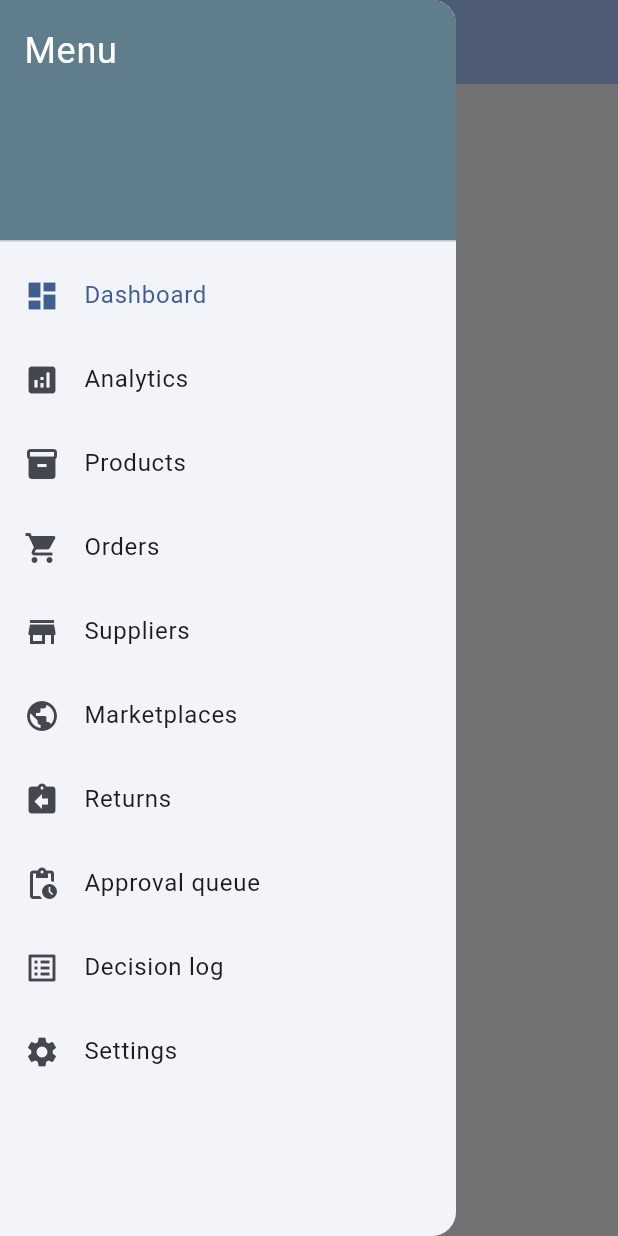
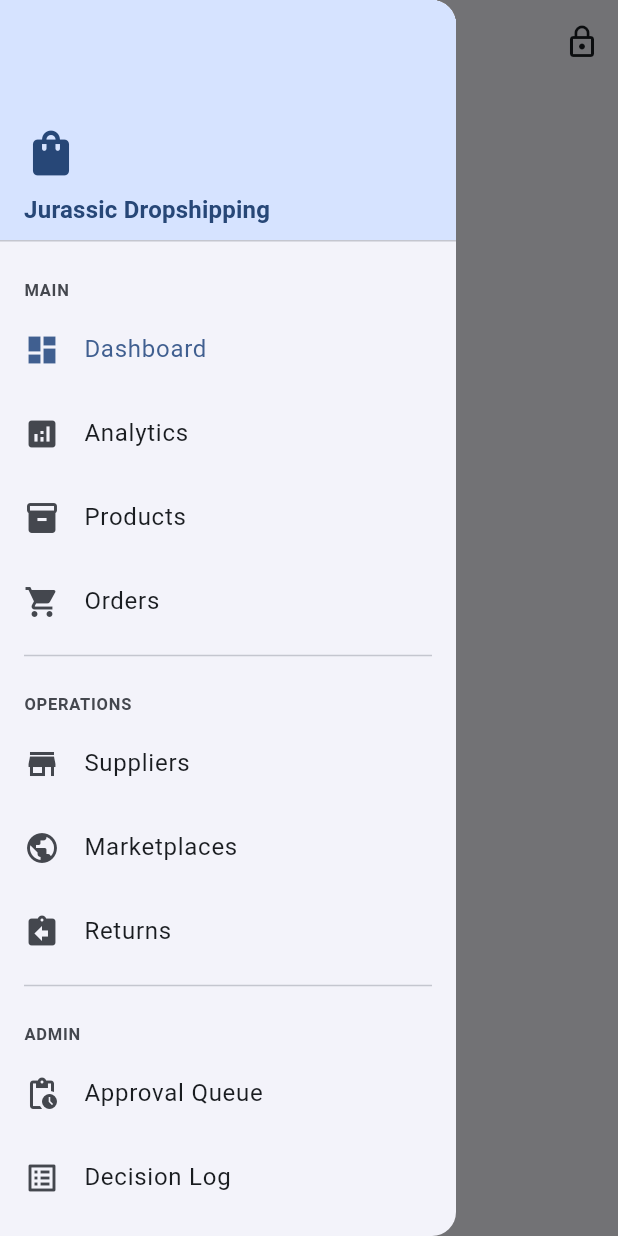
Before and after one commit to JurassicAlbert/jurassic_dropshipping, a Flutter app: the ShellScreen screen opened directly with empty values, with the side drawer open, on a phone screen of 412 x 824 dp. Run offline on Flutter 3.47's test engine with Material 3 defaults, Android fonts, the phone set to English and light mode, and no system bars; our stand-ins replace dio, drift, fl_chart, flutter_riverpod, flutter_secure_storage, freezed_annotation and 4 more; accounts and stored records are empty; generated files the repository leaves out were written again.

Commit message:
Improve shell navigation with lock button and section grouping

```diff
--- a/lib/features/shell/shell_screen.dart
+++ b/lib/features/shell/shell_screen.dart
@@ -1,86 +1,188 @@
 import 'package:flutter/material.dart';
+import 'package:flutter_riverpod/flutter_riverpod.dart';
 import 'package:go_router/go_router.dart';
+import 'package:jurassic_dropshipping/app_providers.dart';
+import 'package:jurassic_dropshipping/features/auth/auth_gate.dart';
 
-class ShellScreen extends StatelessWidget {
+class ShellScreen extends ConsumerWidget {
   const ShellScreen({super.key, required this.child});
   final Widget child;
 
   static const int _railBreakpoint = 600;
 
+  static const _routes = [
+    '/dashboard',
+    '/analytics',
+    '/products',
+    '/orders',
+    '/suppliers',
+    '/marketplaces',
+    '/returns',
+    '/approval',
+    '/decision-log',
+    '/settings',
+  ];
+
+  static const _labels = [
+    'Dashboard',
+    'Analytics',
+    'Products',
+    'Orders',
+    'Suppliers',
+    'Marketplaces',
+    'Returns',
+    'Approval Queue',
+    'Decision Log',
+    'Settings',
+  ];
+
+  static const _icons = [
+    Icons.dashboard,
+    Icons.analytics,
+    Icons.inventory_2,
+    Icons.shopping_cart,
+    Icons.store,
+    Icons.public,
+    Icons.assignment_return,
+    Icons.pending_actions,
+    Icons.list_alt,
+    Icons.settings,
+  ];
+
+  String _pageTitle(String path) {
+    final idx = _routes.indexOf(path);
+    if (idx >= 0) return _labels[idx];
+    return 'Jurassic Dropshipping';
+  }
+
   Widget _buildNavItems(BuildContext context) {
     final current = GoRouterState.of(context).uri.path;
-    final navItems = [
-      (route: '/dashboard', label: 'Dashboard', icon: Icons.dashboard),
-      (route: '/analytics', label: 'Analytics', icon: Icons.analytics),
-      (route: '/products', label: 'Products', icon: Icons.inventory_2),
-      (route: '/orders', label: 'Orders', icon: Icons.shopping_cart),
-      (route: '/suppliers', label: 'Suppliers', icon: Icons.store),
-      (route: '/marketplaces', label: 'Marketplaces', icon: Icons.public),
-      (route: '/returns', label: 'Returns', icon: Icons.assignment_return),
-      (route: '/approval', label: 'Approval queue', icon: Icons.pending_actions),
-      (route: '/decision-log', label: 'Decision log', icon: Icons.list_alt),
-      (route: '/settings', label: 'Settings', icon: Icons.settings),
-    ];
+    final theme = Theme.of(context);
+
+    Widget sectionHeader(String title) {
+      return Padding(
+        padding: const EdgeInsets.fromLTRB(16, 16, 16, 4),
+        child: Text(
+          title,
+          style: theme.textTheme.labelSmall?.copyWith(
+            color: theme.colorScheme.onSurfaceVariant,
+            fontWeight: FontWeight.w600,
+            letterSpacing: 0.5,
+          ),
+        ),
+      );
+    }
+
+    Widget navTile(int index) {
+      return ListTile(
+        leading: Icon(_icons[index]),
+        title: Text(_labels[index]),
+        selected: current == _routes[index],
+        onTap: () {
+          context.go(_routes[index]);
+          Navigator.of(context).pop();
+        },
+      );
+    }
+
     return Column(
+      crossAxisAlignment: CrossAxisAlignment.start,
       children: [
-        for (final item in navItems)
-          ListTile(
-            leading: Icon(item.icon),
-            title: Text(item.label),
-            selected: current == item.route,
-            onTap: () => context.go(item.route),
-          ),
+        sectionHeader('MAIN'),
+        for (var i = 0; i < 4; i++) navTile(i),
+        const Divider(indent: 16, endIndent: 16),
+        sectionHeader('OPERATIONS'),
+        for (var i = 4; i < 7; i++) navTile(i),
+        const Divider(indent: 16, endIndent: 16),
+        sectionHeader('ADMIN'),
+        for (var i = 7; i < 10; i++) navTile(i),
       ],
     );
   }
 
+  Future<void> _lockApp(BuildContext context, WidgetRef ref) async {
+    final auth = ref.read(authServiceProvider);
+    await auth.lock();
+    if (context.mounted) {
+      final gate = context.findAncestorStateOfType<AuthGateState>();
+      gate?.lockOut();
+    }
+  }
+
   @override
-  Widget build(BuildContext context) {
+  Widget build(BuildContext context, WidgetRef ref) {
     final width = MediaQuery.sizeOf(context).width;
     final useRail = width >= _railBreakpoint;
+    final currentPath = GoRouterState.of(context).uri.path;
+    final theme = Theme.of(context);
 
     return Scaffold(
       appBar: AppBar(
-        title: const Text('Jurassic Dropshipping'),
-        backgroundColor: Theme.of(context).colorScheme.inversePrimary,
-        leading: useRail ? null : Builder(
-          builder: (ctx) => IconButton(
-            icon: const Icon(Icons.menu),
-            onPressed: () => Scaffold.of(ctx).openDrawer(),
+        title: Text(_pageTitle(currentPath)),
+        leading: useRail
+            ? null
+            : Builder(
+                builder: (ctx) => IconButton(
+                  icon: const Icon(Icons.menu),
+                  onPressed: () => Scaffold.of(ctx).openDrawer(),
+                ),
+              ),
+        actions: [
+          IconButton(
+            icon: const Icon(Icons.lock_outline),
+            tooltip: 'Lock app',
+            onPressed: () => _lockApp(context, ref),
           ),
-        ),
+        ],
       ),
-      drawer: useRail ? null : Drawer(
-        child: ListView(
-          padding: EdgeInsets.zero,
-          children: [
-            const DrawerHeader(
-              decoration: BoxDecoration(color: Colors.blueGrey),
-              child: Text('Menu', style: TextStyle(color: Colors.white, fontSize: 24)),
+      drawer: useRail
+          ? null
+          : Drawer(
+              child: ListView(
+                padding: EdgeInsets.zero,
+                children: [
+                  DrawerHeader(
+                    decoration: BoxDecoration(
+                      color: theme.colorScheme.primaryContainer,
+                    ),
+                    child: Column(
+                      crossAxisAlignment: CrossAxisAlignment.start,
+                      mainAxisAlignment: MainAxisAlignment.end,
+                      children: [
+                        Icon(
+                          Icons.shopping_bag,
+                          size: 36,
+                          color: theme.colorScheme.onPrimaryContainer,
+                        ),
+                        const SizedBox(height: 8),
+                        Text(
+                          'Jurassic Dropshipping',
+                          style: theme.textTheme.titleMedium?.copyWith(
+                            color: theme.colorScheme.onPrimaryContainer,
+                            fontWeight: FontWeight.bold,
+                          ),
+                        ),
+                      ],
+                    ),
+                  ),
+                  _buildNavItems(context),
+                ],
+              ),
             ),
-            _buildNavItems(context),
-          ],
-        ),
-      ),
       body: useRail
           ? Row(
               children: [
                 NavigationRail(
                   extended: width >= 800,
-                  destinations: const [
-                    NavigationRailDestination(icon: Icon(Icons.dashboard), label: Text('Dashboard')),
-                    NavigationRailDestination(icon: Icon(Icons.analytics), label: Text('Analytics')),
-                    NavigationRailDestination(icon: Icon(Icons.inventory_2), label: Text('Products')),
-                    NavigationRailDestination(icon: Icon(Icons.shopping_cart), label: Text('Orders')),
-                    NavigationRailDestination(icon: Icon(Icons.store), label: Text('Suppliers')),
-                    NavigationRailDestination(icon: Icon(Icons.public), label: Text('Marketplaces')),
-                    NavigationRailDestination(icon: Icon(Icons.assignment_return), label: Text('Returns')),
-                    NavigationRailDestination(icon: Icon(Icons.pending_actions), label: Text('Approval')),
-                    NavigationRailDestination(icon: Icon(Icons.list_alt), label: Text('Decision log')),
-                    NavigationRailDestination(icon: Icon(Icons.settings), label: Text('Settings')),
+                  destinations: [
+                    for (var i = 0; i < _routes.length; i++)
+                      NavigationRailDestination(
+                        icon: Icon(_icons[i]),
+                        label: Text(_labels[i]),
+                      ),
                   ],
-                  selectedIndex: _selectedIndex(GoRouterState.of(context).uri.path),
-                  onDestinationSelected: (i) => context.go(_routeAt(i)),
+                  selectedIndex: _selectedIndex(currentPath),
+                  onDestinationSelected: (i) => context.go(_routes[i]),
                 ),
                 const VerticalDivider(width: 1),
                 Expanded(child: child),
@@ -91,34 +193,7 @@ class ShellScreen extends StatelessWidget {
   }
 
   int _selectedIndex(String path) {
-    final routes = [
-      '/dashboard',
-      '/analytics',
-      '/products',
-      '/orders',
-      '/suppliers',
-      '/marketplaces',
-      '/returns',
-      '/approval',
-      '/decision-log',
-      '/settings',
-    ];
-    final i = routes.indexOf(path);
+    final i = _routes.indexOf(path);
     return i >= 0 ? i : 0;
   }
-
-  String _routeAt(int index) {
-    return [
-      '/dashboard',
-      '/analytics',
-      '/products',
-      '/orders',
-      '/suppliers',
-      '/marketplaces',
-      '/returns',
-      '/approval',
-      '/decision-log',
-      '/settings',
-    ][index];
-  }
 }
```
